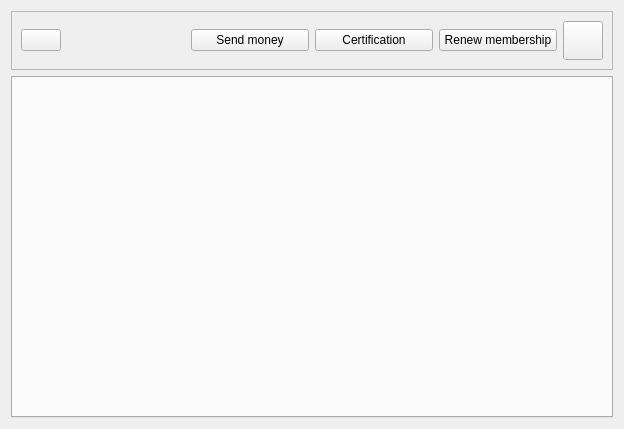
Above: res/ui/community_view.ui from duniter/sakia before the change. Below: the same form after it.
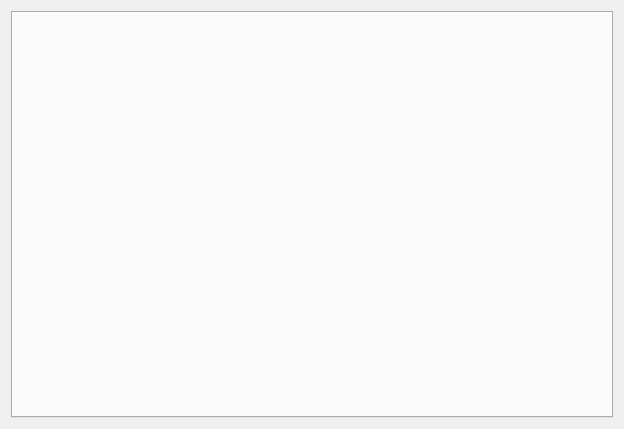
That is the form after the change. Icons and pictures are not drawn.

Patch:
```diff
--- a/res/ui/community_view.ui
+++ b/res/ui/community_view.ui
@@ -14,125 +14,6 @@
    <string>Form</string>
   </property>
   <layout class="QVBoxLayout" name="verticalLayout">
-   <item>
-    <widget class="QFrame" name="frame">
-     <property name="frameShape">
-      <enum>QFrame::StyledPanel</enum>
-     </property>
-     <property name="frameShadow">
-      <enum>QFrame::Raised</enum>
-     </property>
-     <layout class="QHBoxLayout" name="horizontalLayout">
-      <item>
-       <widget class="QPushButton" name="button_home">
-        <property name="sizePolicy">
-         <sizepolicy hsizetype="Fixed" vsizetype="Fixed">
-          <horstretch>0</horstretch>
-          <verstretch>0</verstretch>
-         </sizepolicy>
-        </property>
-        <property name="text">
-         <string/>
-        </property>
-        <property name="icon">
-         <iconset resource="../icons/icons.qrc">
-          <normaloff>:/icons/home_icon</normaloff>:/icons/home_icon</iconset>
-        </property>
-        <property name="iconSize">
-         <size>
-          <width>32</width>
-          <height>32</height>
-         </size>
-        </property>
-       </widget>
-      </item>
-      <item>
-       <widget class="QLabel" name="label_currency">
-        <property name="text">
-         <string/>
-        </property>
-       </widget>
-      </item>
-      <item>
-       <widget class="QPushButton" name="button_send_money">
-        <property name="text">
-         <string>Send money</string>
-        </property>
-        <property name="icon">
-         <iconset resource="../icons/icons.qrc">
-          <normaloff>:/icons/payment_icon</normaloff>:/icons/payment_icon</iconset>
-        </property>
-        <property name="iconSize">
-         <size>
-          <width>32</width>
-          <height>32</height>
-         </size>
-        </property>
-       </widget>
-      </item>
-      <item>
-       <widget class="QPushButton" name="button_certification">
-        <property name="text">
-         <string>Certification</string>
-        </property>
-        <property name="icon">
-         <iconset resource="../icons/icons.qrc">
-          <normaloff>:/icons/certification_icon</normaloff>:/icons/certification_icon</iconset>
-        </property>
-        <property name="iconSize">
-         <size>
-          <width>32</width>
-          <height>32</height>
-         </size>
-        </property>
-       </widget>
-      </item>
-      <item>
-       <widget class="QPushButton" name="button_membership">
-        <property name="text">
-         <string>Renew membership</string>
-        </property>
-        <property name="icon">
-         <iconset resource="../icons/icons.qrc">
-          <normaloff>:/icons/renew_membership</normaloff>:/icons/renew_membership</iconset>
-        </property>
-        <property name="iconSize">
-         <size>
-          <width>32</width>
-          <height>32</height>
-         </size>
-        </property>
-       </widget>
-      </item>
-      <item>
-       <widget class="QToolButton" name="toolbutton_menu">
-        <property name="text">
-         <string/>
-        </property>
-        <property name="icon">
-         <iconset resource="../icons/icons.qrc">
-          <normaloff>:/icons/menu_icon</normaloff>:/icons/menu_icon</iconset>
-        </property>
-        <property name="iconSize">
-         <size>
-          <width>32</width>
-          <height>32</height>
-         </size>
-        </property>
-        <property name="popupMode">
-         <enum>QToolButton::InstantPopup</enum>
-        </property>
-        <property name="autoRaise">
-         <bool>false</bool>
-        </property>
-        <property name="arrowType">
-         <enum>Qt::NoArrow</enum>
-        </property>
-       </widget>
-      </item>
-     </layout>
-    </widget>
-   </item>
    <item>
     <widget class="QTabWidget" name="tabs"/>
    </item>
```
